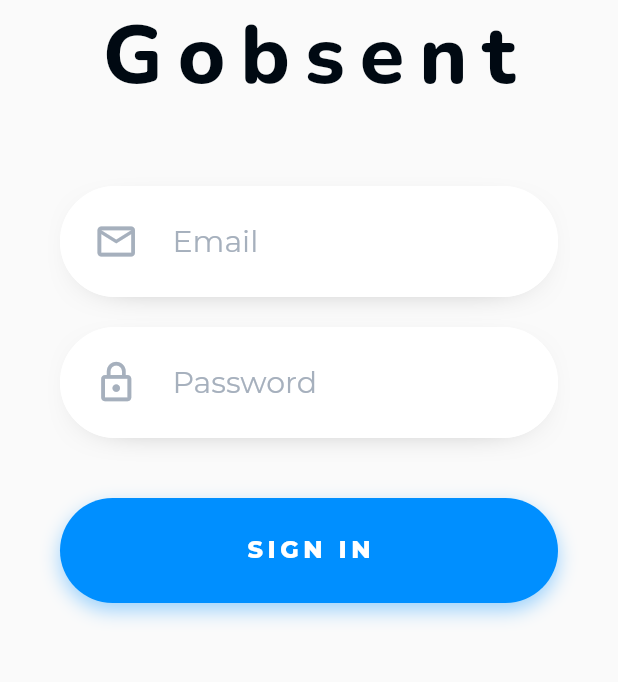
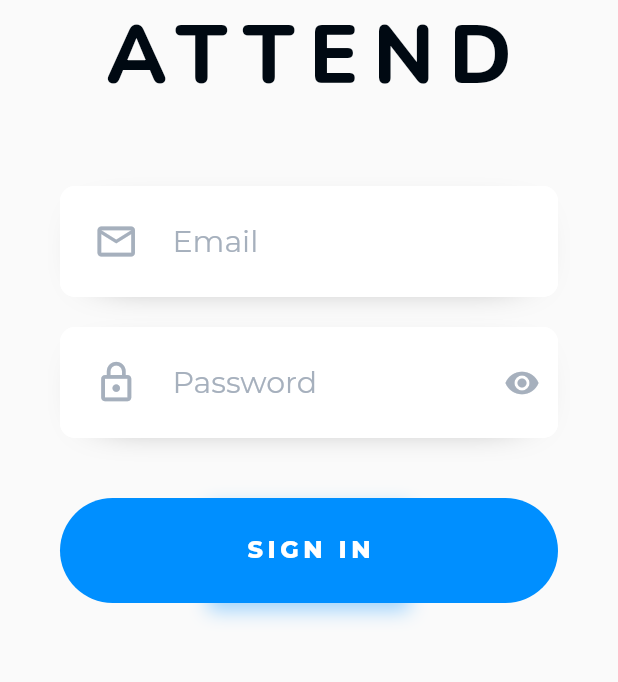
Before and after one commit to hariyanuar/absendigitalmobile, a Flutter app: the screen it shows after launch, on a phone screen of 412 x 824 dp, the part 300-982 px from its top. Run offline on Flutter 3.47's test engine with Material 2 defaults, Android fonts, the phone set to English and light mode, and no system bars; our stand-ins replace google_fonts.

Commit message:
Optimized Login Button

```diff
--- a/lib/main.dart
+++ b/lib/main.dart
@@ -1,12 +1,51 @@
-import 'package:absendigital/screens/auth/login.dart';
 import 'package:flutter/cupertino.dart';
 import 'package:flutter/material.dart';
+import 'package:google_fonts/google_fonts.dart';
+
+import 'screens/auth/login.dart';
 
 void main() => runApp(App());
 
 class App extends StatelessWidget {
   @override
   Widget build(BuildContext context) {
-    return MaterialApp(home: Login());
+    return MaterialApp(
+      home: Login(),
+      initialRoute: '/login',
+      routes: {
+        '/login': (ctx) => Login(),
+      },
+      theme: ThemeData(
+        buttonColor: Color(0xff008FFF),
+        hintColor: Color(0xffA6B0BD),
+        scaffoldBackgroundColor: Color(0xFFfafafa),
+        textTheme: TextTheme(
+          button: GoogleFonts.montserrat(
+            textStyle: TextStyle(
+              fontSize: 16,
+              fontWeight: FontWeight.w800,
+              color: Colors.white,
+              letterSpacing: 3,
+            ),
+          ),
+          headline1: GoogleFonts.nunito(
+            textStyle: TextStyle(
+              fontSize: 54,
+              //fontSize: 32,
+              fontWeight: FontWeight.w800,
+              color: Color(0xff000912),
+              letterSpacing: 10,
+            ),
+          ),
+          subtitle1: GoogleFonts.montserrat(
+            textStyle: TextStyle(
+              fontSize: 20,
+              fontWeight: FontWeight.w400,
+              color: Color(0xff000912),
+            ),
+          ),
+        ),
+      ),
+    );
   }
 }
--- a/lib/screens/auth/login.dart
+++ b/lib/screens/auth/login.dart
@@ -1,7 +1,10 @@
 import 'package:flutter/material.dart';
-import 'package:google_fonts/google_fonts.dart';
+
+import '../../utils/colors.dart';
 
 class Login extends StatefulWidget {
+  bool _isPasswordObscure = true;
+
   @override
   _LoginState createState() => _LoginState();
 }
@@ -9,89 +12,47 @@ class Login extends StatefulWidget {
 class _LoginState extends State<Login> {
   @override
   Widget build(BuildContext context) {
-    return Scaffold(
-      body: SingleChildScrollView(
-        child: Container(
-          padding: EdgeInsets.symmetric(horizontal: 40),
-          color: Color(0xFFfafafa),
-          width: double.infinity,
-          child: Column(
-            children: [
-              _logo(),
-              _logoText(),
-              _inputField(
-                  Icon(Icons.email_outlined,
-                      size: 30, color: Color(0xffA6B0BD)),
-                  "Email",
-                  false),
-              _inputField(
-                  Icon(Icons.lock_outline, size: 30, color: Color(0xffA6B0BD)),
-                  "Password",
-                  true),
-              _loginBtn(),
-            ],
-          ),
-        ),
-      ),
-    );
-  }
-}
-
     Widget _logo() {
       return Container(
-      margin: EdgeInsets.only(top: 100),
+        margin: const EdgeInsets.only(top: 100),
         child: CircleAvatar(
           backgroundImage: AssetImage('assets/images/logo.jpeg'),
           radius: 50.0,
-      ));
+        ),
+      );
     }
 
     Widget _logoText() {
       return Container(
-      margin: EdgeInsets.only(bottom: 50),
-      child: Text(
-        "Gobsent",
-        style: GoogleFonts.nunito(
-          textStyle: TextStyle(
-            fontSize: 54,
-            fontWeight: FontWeight.w800,
-            color: Color(0xff000912),
-            letterSpacing: 10,
-          ),
-        ),
-      ));
+        margin: const EdgeInsets.only(bottom: 50),
+        child: Text("ATTEND", style: Theme.of(context).textTheme.headline1),
+      );
     }
 
     Widget _inputField(Icon prefixIcon, String hintText, bool isPassword) {
       return Container(
         decoration: BoxDecoration(
           borderRadius: BorderRadius.all(
-        Radius.circular(50),
+            const Radius.circular(10),
           ),
           boxShadow: [
             BoxShadow(
               color: Colors.black,
               blurRadius: 25,
-          offset: Offset(0, 5),
+              offset: const Offset(0, 5),
               spreadRadius: -25,
             ),
           ],
         ),
-    margin: EdgeInsets.only(bottom: 20),
+        margin: const EdgeInsets.only(bottom: 20),
         child: TextField(
-      obscureText: isPassword,
-      style: GoogleFonts.montserrat(
-        textStyle: TextStyle(
-          fontSize: 20,
-          fontWeight: FontWeight.w400,
-          color: Color(0xff000912),
-        ),
-      ),
+          obscureText: isPassword && widget._isPasswordObscure,
+          style: Theme.of(context).textTheme.subtitle1,
           decoration: InputDecoration(
-        contentPadding: EdgeInsets.symmetric(vertical: 25),
+            contentPadding: const EdgeInsets.symmetric(vertical: 25),
             hintText: hintText,
             hintStyle: TextStyle(
-          color: Color(0xffA6B0BD),
+              color: Theme.of(context).hintColor,
             ),
             fillColor: Colors.white,
             filled: true,
@@ -99,15 +60,30 @@ Widget _inputField(Icon prefixIcon, String hintText, bool isPassword) {
             prefixIconConstraints: BoxConstraints(
               minWidth: 75,
             ),
+            suffixIcon: isPassword
+                ? IconButton(
+                    icon: Icon(
+                        widget._isPasswordObscure
+                            ? Icons.visibility
+                            : Icons.visibility_off,
+                        color: Theme.of(context).hintColor),
+                    onPressed: () {
+                      setState(() {
+                        widget._isPasswordObscure =
+                            !(widget._isPasswordObscure);
+                      });
+                    },
+                  )
+                : null,
             enabledBorder: OutlineInputBorder(
               borderRadius: BorderRadius.all(
-            Radius.circular(50),
+                const Radius.circular(10),
               ),
               borderSide: BorderSide(color: Colors.white),
             ),
             focusedBorder: OutlineInputBorder(
               borderRadius: BorderRadius.all(
-            Radius.circular(50),
+                const Radius.circular(10),
               ),
               borderSide: BorderSide(color: Colors.white),
             ),
@@ -118,33 +94,93 @@ Widget _inputField(Icon prefixIcon, String hintText, bool isPassword) {
 
     Widget _loginBtn() {
       return Container(
-    width: double.infinity,
-    margin: EdgeInsets.only(top: 20, bottom: 50),
+        child: FlatButton(
+          child: Container(
+            child: Text('SIGN IN', style: Theme.of(context).textTheme.button,),
             decoration: BoxDecoration(
-        color: Color(0xff008FFF),
-        borderRadius: BorderRadius.all(Radius.circular(50)),
               boxShadow: [
                 BoxShadow(
-            color: Color(0x60008FFF),
+                  color: buttonShadow,
                   blurRadius: 10,
-            offset: Offset(0, 5),
+                  offset: const Offset(0, 5),
+                  spreadRadius: 0,
+                ),
+              ],
+            ),
+            padding: const EdgeInsets.all(25.0),
+          ),
+          color: Theme.of(context).buttonColor,
+          onPressed: () {},
+          shape: RoundedRectangleBorder(
+            borderRadius: BorderRadius.circular(50.0),
+          ),
+        ),
+        margin: const EdgeInsets.only(top: 20, bottom: 50),
+        width: double.infinity,
+      );
+
+      /*return InkWell(
+        onTap: () => {print('Sign in pressed.')},
+        child: Container(
+          width: double.infinity,
+          margin: const EdgeInsets.only(top: 20, bottom: 50),
+          decoration: BoxDecoration(
+              color: Theme.of(context).buttonColor,
+              borderRadius: const BorderRadius.all(Radius.circular(50)),
+              boxShadow: [
+                BoxShadow(
+                  color: buttonShadow,
+                  blurRadius: 10,
+                  offset: const Offset(0, 5),
                   spreadRadius: 0,
                 ),
               ]),
-    child: FlatButton(
-      onPressed: () => {print('Sign in pressed.')},
-      padding: EdgeInsets.symmetric(vertical: 25),
+          child: Padding(
+            padding: const EdgeInsets.all(25.0),
+            child: Center(
               child: Text(
                 "SIGN IN",
-        style: GoogleFonts.montserrat(
-          textStyle: TextStyle(
-            fontSize: 16,
-            fontWeight: FontWeight.w800,
-            color: Colors.white,
-            letterSpacing: 3,
+                style: Theme.of(context).textTheme.button,
+              ),
+            ),
+          ),
+        ),
+      );*/
+    }
+
+    return GestureDetector(
+      onTap: () => FocusScope.of(context).unfocus(),
+      child: Scaffold(
+        body: SingleChildScrollView(
+          child: Container(
+            padding: const EdgeInsets.symmetric(horizontal: 40),
+            width: double.infinity,
+            child: Column(
+              children: [
+                _logo(),
+                _logoText(),
+                _inputField(
+                    Icon(
+                      Icons.email_outlined,
+                      size: 30,
+                      color: Theme.of(context).hintColor,
+                    ),
+                    "Email",
+                    false),
+                _inputField(
+                    Icon(
+                      Icons.lock_outline,
+                      size: 30,
+                      color: Theme.of(context).hintColor,
+                    ),
+                    "Password",
+                    true),
+                _loginBtn(),
+              ],
             ),
           ),
         ),
       ),
     );
   }
+}
--- /dev/null
+++ b/lib/utils/colors.dart
@@ -0,0 +1,3 @@
+import 'package:flutter/material.dart';
+
+Color buttonShadow = Color(0x60008FFF);
--- /dev/null
+++ b/lib/wrapper/authentication_wrapper.dart
@@ -0,0 +1,8 @@
+import 'package:flutter/material.dart';
+
+class AuthenticationWrapper extends StatelessWidget {
+  @override
+  Widget build(BuildContext context) {
+    return Container();
+  }
+}
```
Also changed, not shown: pubspec.yaml (+4 -4 lines), pubspec.lock. Lines whose indentation alone changed are shown as unchanged.
